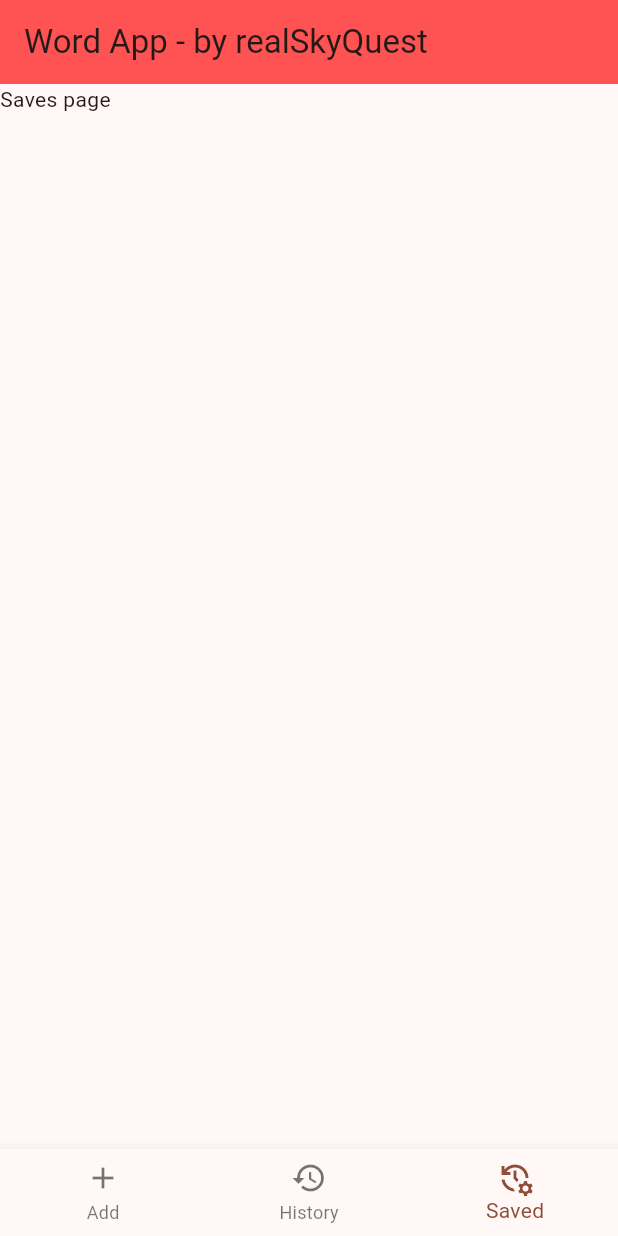
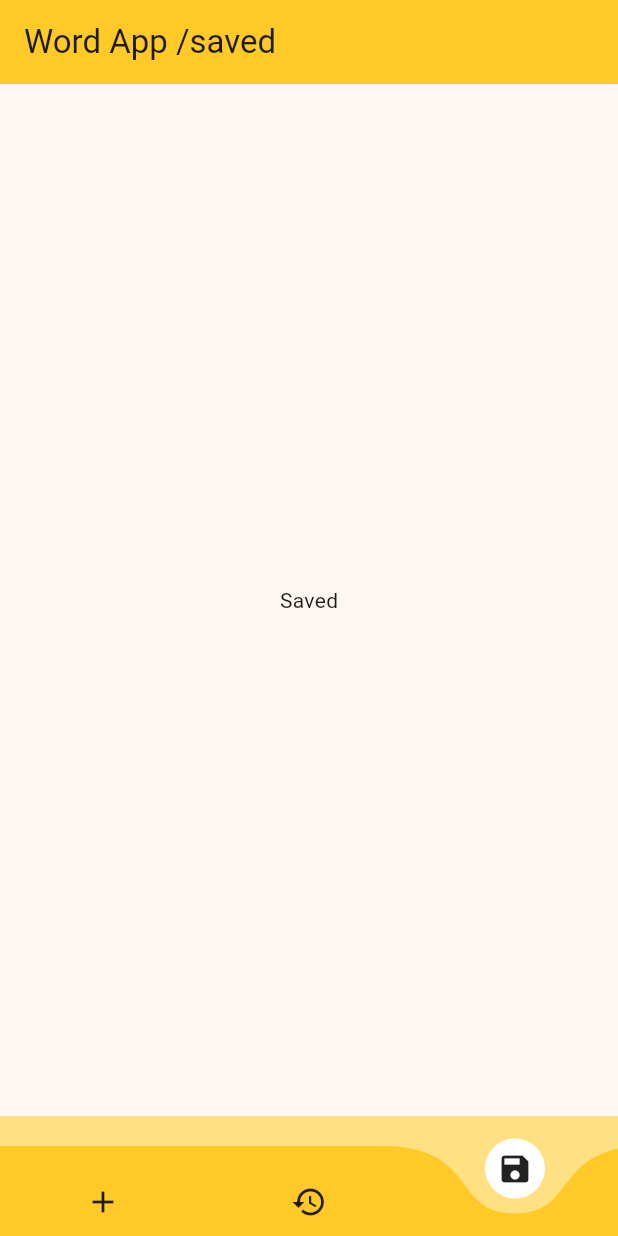
Before and after one commit to realskyquest/word_app_flutter, a Flutter app: the screen it shows after launch, item 3 of the bottom bar chosen, on a phone screen of 412 x 824 dp. Run offline on Flutter 3.47's test engine with Material 3 defaults, Android fonts, the phone set to English and light mode, and no system bars; drawn by our look-alikes of curved_navigation_bar; our stand-ins replace go_router; missing offline and left inert: flutter_displaymode.

Commit message:
Changed packages and router basic is done

```diff
--- /dev/null
+++ b/frontend/lib/collections/routes.dart
@@ -0,0 +1,55 @@
+import 'package:flutter/material.dart';
+
+import 'package:go_router/go_router.dart';
+import 'package:word_app/pages/root/root_app.dart';
+
+import 'package:word_app/pages/add.dart';
+import 'package:word_app/pages/history.dart';
+import 'package:word_app/pages/saved.dart';
+
+//import 'package:word_app/pages/details.dart';
+
+final GlobalKey<NavigatorState> _rootNavigatorKey =
+    GlobalKey<NavigatorState>(debugLabel: 'root');
+final GlobalKey<NavigatorState> _shellNavigatorKey =
+    GlobalKey<NavigatorState>(debugLabel: 'shell');
+
+final GoRouter router = GoRouter(
+  navigatorKey: _rootNavigatorKey,
+  initialLocation: '/',
+  debugLogDiagnostics: true,
+  routes: <RouteBase>[
+    ShellRoute(
+      navigatorKey: _shellNavigatorKey,
+      builder: (BuildContext context, GoRouterState state, Widget child) {
+        return RootApp(child: child);
+      },
+      routes: <RouteBase>[
+        GoRoute(
+          path: '/',
+          pageBuilder: (BuildContext context, GoRouterState state) =>
+              NoTransitionPage<void>(
+            key: state.pageKey,
+            child: const AddPage(),
+          ),
+        ),
+        GoRoute(
+          path: '/history',
+          pageBuilder: (BuildContext context, GoRouterState state) =>
+              NoTransitionPage<void>(
+            key: state.pageKey,
+            child: const HistoryPage(),
+          ),
+        ),
+        GoRoute(
+          path: '/saved',
+          pageBuilder: (BuildContext context, GoRouterState state) =>
+              NoTransitionPage<void>(
+            key: state.pageKey,
+            child: const SavedPage(),
+          ),
+        ),
+      ],
+    ),
+  ],
+);
--- a/frontend/lib/src/pages/index/history.dart
+++ b/frontend/lib/pages/history.dart
@@ -1,10 +1,17 @@
 import 'package:flutter/material.dart';
 
+import 'package:go_router/go_router.dart';
+
+/// The home screen
 class HistoryPage extends StatelessWidget {
   const HistoryPage({super.key});
 
   @override
   Widget build(BuildContext context) {
-    return const Text('History page');
+    return const Scaffold(
+      body: Center(
+        child: Text('History'),
+      ),
+    );
   }
 }
--- /dev/null
+++ b/frontend/lib/pages/root/root_app.dart
@@ -0,0 +1,70 @@
+import 'package:flutter/material.dart';
+
+import 'package:provider/provider.dart';
+import 'package:word_app/provider/bottom_navigation_bar_provider.dart';
+import 'package:curved_navigation_bar/curved_navigation_bar.dart';
+
+const _rootPaths = {
+  "/": 0,
+  "/history": 1,
+  "/saved": 2,
+};
+
+class RootApp extends StatelessWidget {
+  const RootApp({super.key, required this.child});
+
+  final Widget child;
+
+  @override
+  Widget build(BuildContext context) {
+    return Scaffold(
+      appBar: AppBar(title: const RootAppTopBar(), backgroundColor: Colors.amber.shade400,),
+      body: child,
+      bottomNavigationBar: const BottomNavigationBar(),
+    );
+  }
+}
+
+class RootAppTopBar extends StatelessWidget {
+  const RootAppTopBar({super.key});
+
+  @override
+  Widget build(BuildContext context) {
+    return Text(
+        'Word App ${context.watch<BottomNavigationBarProvider>().currentRouteString(_rootPaths, context)}');
+  }
+}
+
+class BottomNavigationBar extends StatelessWidget {
+  const BottomNavigationBar({super.key});
+
+  @override
+  Widget build(BuildContext context) {
+    return Column(
+      mainAxisSize: MainAxisSize.min,
+      children: [
+        Container(
+          height: 20,
+          color: Colors.amber.shade200,
+        ),
+        CurvedNavigationBar(
+          height: 60,
+          items: const <Widget>[
+            Icon(Icons.add),
+            Icon(Icons.history),
+            Icon(Icons.save),
+          ],
+          color: Colors.amber.shade400,
+          buttonBackgroundColor: Colors.white,
+          backgroundColor: Colors.amber.shade200,
+          animationDuration: const Duration(milliseconds: 300),
+          index: context
+              .watch<BottomNavigationBarProvider>()
+              .currentRouteIndex(_rootPaths, context),
+          onTap: (int idx) =>
+              context.read<BottomNavigationBarProvider>().link(idx, _rootPaths, context),
+        ),
+      ],
+    );
+  }
+}
--- /dev/null
+++ b/frontend/lib/pages/saved.dart
@@ -0,0 +1,17 @@
+import 'package:flutter/material.dart';
+
+import 'package:go_router/go_router.dart';
+
+/// The home screen
+class SavedPage extends StatelessWidget {
+  const SavedPage({super.key});
+
+  @override
+  Widget build(BuildContext context) {
+    return const Scaffold(
+      body: Center(
+        child: Text('Saved'),
+      ),
+    );
+  }
+}
--- /dev/null
+++ b/frontend/lib/provider/bottom_navigation_bar_provider.dart
@@ -0,0 +1,74 @@
+import 'package:flutter/foundation.dart';
+import 'package:flutter/material.dart';
+
+import 'package:go_router/go_router.dart';
+
+//import 'package:flutter/material.dart';
+//import 'package:go_router/go_router.dart';
+
+class BottomNavigationBarProvider with ChangeNotifier, DiagnosticableTreeMixin {
+  int _index = 0;
+
+  get index => _index;
+
+  void link(int index2, rootPaths, BuildContext context) {
+    final invertedRouteMap =
+        rootPaths.map((key, value) => MapEntry(value, key));
+
+    // if (index2 == 0) {
+    //   GoRouter.of(context).go(invertedRouteMap[index2]!);
+    // } else {
+    //   if (_index != index2) {
+    //     GoRouter.of(context).push(invertedRouteMap[index2]!);
+    //   }
+    // }
+
+    // Initial location
+    if (_index == 0) {
+      // Can't push initial page to initial location
+      if (index2 != 0) {
+        GoRouter.of(context).push(invertedRouteMap[index2]!);
+      }
+    } else {
+      // We are not in the initial location AKA, we moved some other page already
+      // Push to initial location and current location is not allowed
+      if (index2 == 0) {
+        GoRouter.of(context).go(invertedRouteMap[index2]!);
+      } else {
+
+        GoRouter.of(context).replace(invertedRouteMap[index2]!);
+      }
+    }
+
+    _index = index2;
+    notifyListeners();
+  }
+
+  // Uses the currentRouteIndex and returns the current route as a string
+  String currentRouteString(rootPaths, context) {
+    final invertedRouteMap =
+        rootPaths.map((key, value) => MapEntry(value, key));
+    final index2 = currentRouteIndex(rootPaths, context);
+
+    return invertedRouteMap[index2]!;
+  }
+
+  // Checks the router for current route and updates the _index and returns the index
+  int currentRouteIndex(rootPaths, BuildContext context) {
+    final invertedRouteMap =
+        rootPaths.map((key, value) => MapEntry(value, key));
+    final String location = GoRouterState.of(context).uri.toString();
+
+    if (invertedRouteMap.values.contains(location)) {
+      _index = rootPaths[location]!;
+    }
+
+    return _index;
+  }
+
+  @override
+  void debugFillProperties(DiagnosticPropertiesBuilder properties) {
+    super.debugFillProperties(properties);
+    properties.add(IntProperty('index', index));
+  }
+}
--- a/frontend/lib/src/pages/index/saves.dart
+++ /dev/null
@@ -1,10 +0,0 @@
-import 'package:flutter/material.dart';
-
-class SavesPage extends StatelessWidget {
-  const SavesPage({super.key});
-
-  @override
-  Widget build(BuildContext context) {
-    return const Text('Saves page');
-  }
-}
--- a/frontend/lib/src/router.dart
+++ /dev/null
@@ -1,32 +0,0 @@
-import 'package:flutter/material.dart';
-
-import 'routes/about.dart';
-import 'routes/index.dart';
-
-class MyApp extends StatelessWidget {
-  const MyApp({super.key});
-
-  @override
-  Widget build(BuildContext context) {
-    return MaterialApp(
-      restorationScopeId: 'app',
-      title: 'Word App',
-      theme: ThemeData(useMaterial3: true, colorSchemeSeed: Colors.deepOrange),
-      onGenerateRoute: (RouteSettings routeSettings) {
-        return MaterialPageRoute<void>(
-          settings: routeSettings,
-          builder: (BuildContext context) {
-            switch (routeSettings.name) {
-              case IndexRoute.routeName:
-                return const IndexRoute();
-              case AboutRoute.routeName:
-                return const AboutRoute();
-              default:
-                return const IndexRoute();
-            }
-          },
-        );
-      },
-    );
-  }
-}
--- a/frontend/lib/src/routes/index.dart
+++ /dev/null
@@ -1,65 +0,0 @@
-import 'package:flutter/material.dart';
-
-import 'package:provider/provider.dart';
-import 'package:word_app/store.dart';
-
-import '../pages/index/add.dart';
-import '../pages/index/history.dart';
-import '../pages/index/saves.dart';
-
-class IndexRoute extends StatelessWidget {
-  const IndexRoute({super.key});
-
-  static const routeName = '/';
-
-  @override
-  Widget build(BuildContext context) {
-    return Scaffold(
-      appBar: AppBar(
-        title: const Text('Word App - by realSkyQuest'),
-        backgroundColor: Colors.redAccent,
-      ),
-      body: const IndexPages(),
-      bottomNavigationBar: const IndexPagesBottomNavigationBar(),
-    );
-  }
-}
-
-class IndexPagesBottomNavigationBar extends StatelessWidget {
-  const IndexPagesBottomNavigationBar({super.key});
-
-  @override
-  Widget build(BuildContext context) {
-    return BottomNavigationBar(
-      items: const <BottomNavigationBarItem>[
-        BottomNavigationBarItem(icon: Icon(Icons.add), label: 'Add'),
-        BottomNavigationBarItem(icon: Icon(Icons.history), label: 'History'),
-        BottomNavigationBarItem(
-            icon: Icon(Icons.manage_history), label: 'Saved'),
-      ],
-      currentIndex:
-          context.watch<IndexRouteBottomNavigationBarState>().currentPage,
-      onTap: (int index) {
-        context.read<IndexRouteBottomNavigationBarState>().newPage(index);
-      },
-    );
-  }
-}
-
-class IndexPages extends StatelessWidget {
-  const IndexPages({super.key});
-
-  @override
-  Widget build(BuildContext context) {
-    switch (context.watch<IndexRouteBottomNavigationBarState>().currentPage) {
-      case 0:
-        return const AddPage();
-      case 1:
-        return const HistoryPage();
-      case 2:
-        return const SavesPage();
-      default:
-        return const AddPage();
-    }
-  }
-}
--- /dev/null
+++ b/frontend/lib/themes/theme.dart
@@ -0,0 +1,14 @@
+import 'package:flutter/material.dart';
+
+final appTheme = ThemeData(
+  useMaterial3: true,
+  colorSchemeSeed: Colors.amber,
+  textTheme: const TextTheme(
+    displayLarge: TextStyle(
+      fontFamily: 'Corben',
+      fontWeight: FontWeight.w700,
+      fontSize: 24,
+      color: Colors.black,
+    ),
+  ),
+);
--- a/frontend/pubspec.yaml
+++ b/frontend/pubspec.yaml
@@ -37,6 +37,9 @@ dependencies:
   cupertino_icons: ^1.0.6
   provider: ^6.1.2
   english_words: ^4.0.0
+  flutter_displaymode: ^0.6.0
+  go_router: ^13.2.1
+  curved_navigation_bar: ^1.0.3 #latest version
 
 dev_dependencies:
   flutter_test:
```
Also changed, not shown: frontend/lib/main.dart (+29 -11 lines), frontend/lib/pages/add.dart (added, +15 -0 lines), frontend/lib/pages/details.dart (added, +22 -0 lines), frontend/lib/src/pages/index/add.dart (deleted, +0 -53 lines), frontend/lib/src/routes/about.dart (deleted, +0 -30 lines), frontend/lib/store.dart (deleted, +0 -36 lines), frontend/lib/src/routes/account.dart (deleted), frontend/pubspec.lock.
